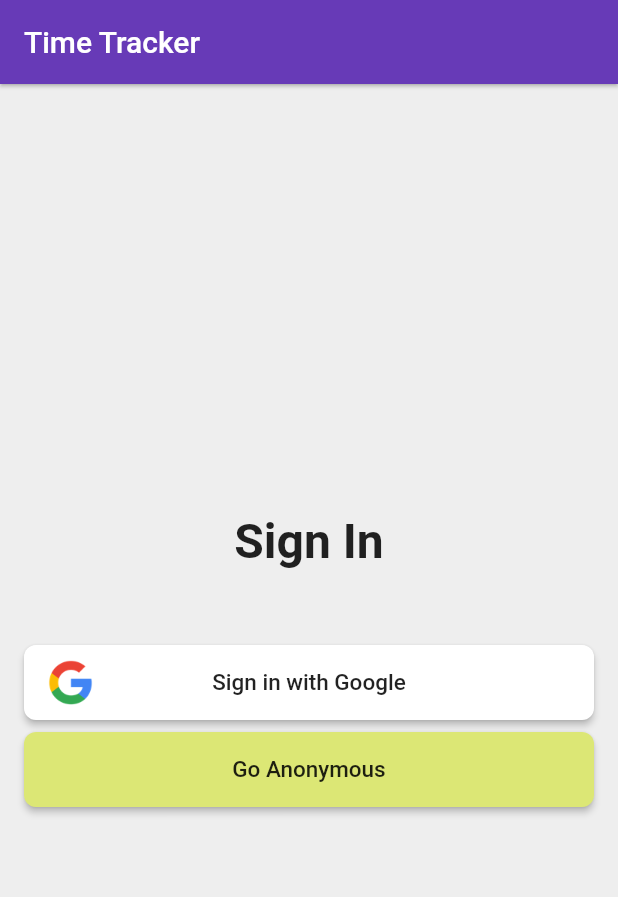
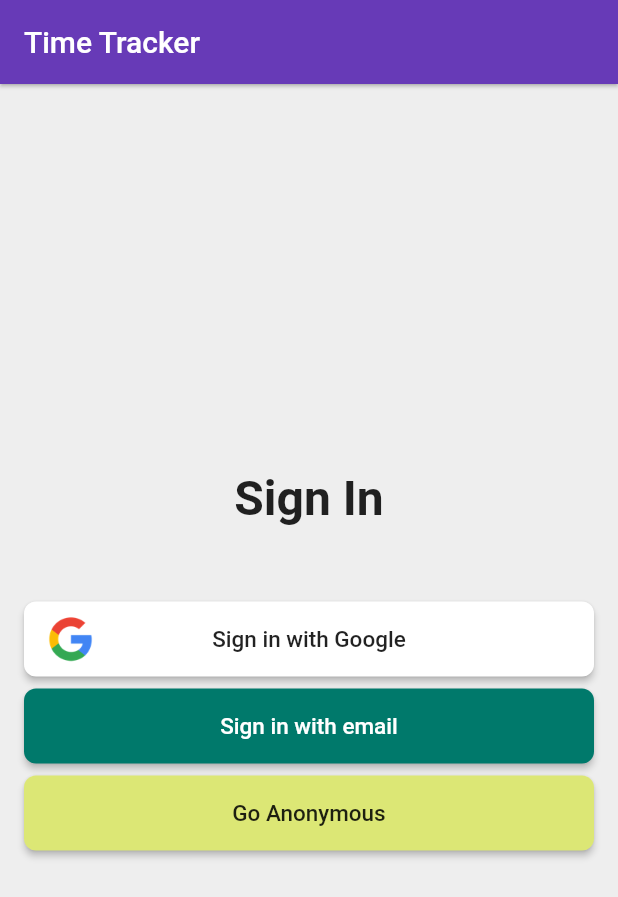
Before and after one commit to tusharm/time_tracker, a Flutter app: the screen it shows after launch, on a phone screen of 412 x 824 dp. Shown: the top 897 px of the screen. Run offline on Flutter 3.47's test engine with Material 2 defaults, Android fonts, the phone set to English and light mode, and no system bars; our stand-ins replace firebase_auth, firebase_core, google_sign_in; accounts and stored records are empty.

Commit message:
Add email sigin option

```diff
--- a/lib/app/signin/signin_page.dart
+++ b/lib/app/signin/signin_page.dart
@@ -2,6 +2,8 @@ import 'package:flutter/material.dart';
 import 'package:time_tracker/app/services/auth.dart';
 import 'package:time_tracker/app/signin/signin_button.dart';
 import 'package:time_tracker/app/signin/social_sign_in_button.dart';
+
+import 'email_signin_page.dart';
 
 class SignInPage extends StatelessWidget {
   const SignInPage({
@@ -18,12 +20,12 @@ class SignInPage extends StatelessWidget {
         title: Text('Time Tracker'),
         elevation: 1.0,
       ),
-      body: _buildContent(),
+      body: _buildContent(context),
       backgroundColor: Colors.grey[200], // different shades of material color
     );
   }
 
-  Widget _buildContent() {
+  Widget _buildContent(BuildContext context) {
     return Padding(
       padding: EdgeInsets.all(16.0),
       child: Column(
@@ -54,6 +56,15 @@ class SignInPage extends StatelessWidget {
           ),
           SizedBox(height: 8.0),
           SignInButton(
+            text: 'Sign in with email',
+            textColor: Colors.white,
+            color: Colors.teal[700],
+            onPressed: () {
+              _signInWithEmail(context);
+            },
+          ),
+          SizedBox(height: 8.0),
+          SignInButton(
             text: 'Go Anonymous',
             textColor: Colors.black87,
             color: Colors.lime[300],
@@ -65,4 +76,11 @@ class SignInPage extends StatelessWidget {
       ),
     );
   }
+
+  void _signInWithEmail(BuildContext context) {
+    Navigator.of(context).push(MaterialPageRoute(
+      fullscreenDialog: true,
+      builder: (context) => EmailSignInPage(),
+    ));
+  }
 }
```
Also changed, not shown: lib/app/signin/email_signin_page.dart (added, +19 -0 lines).
